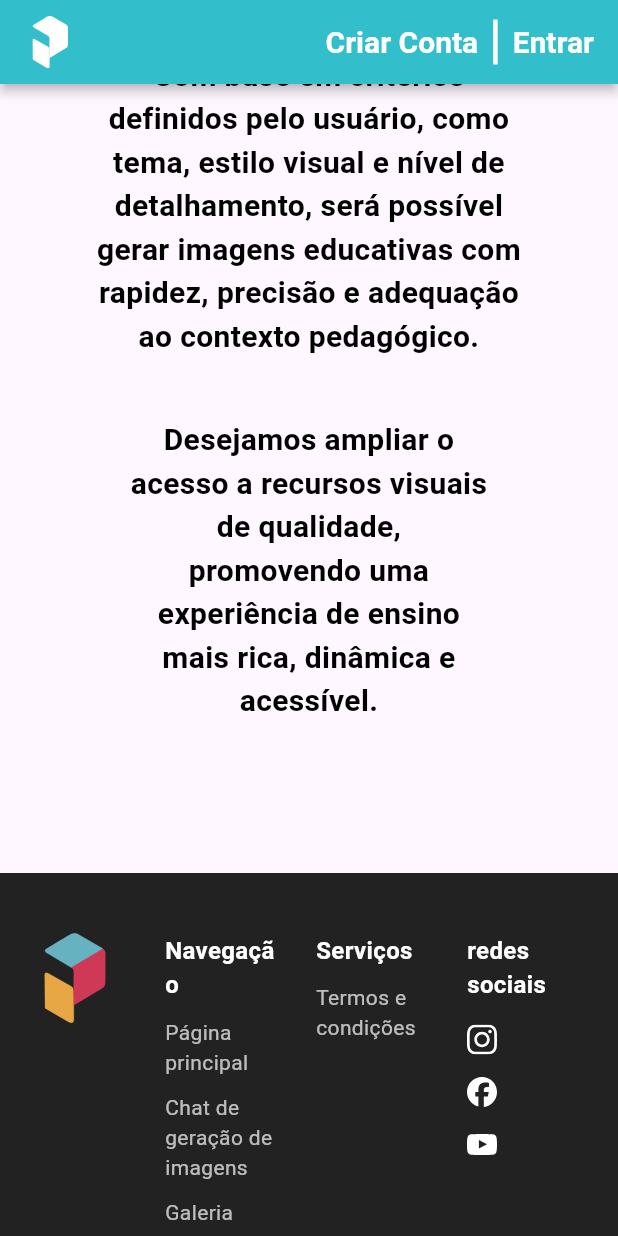
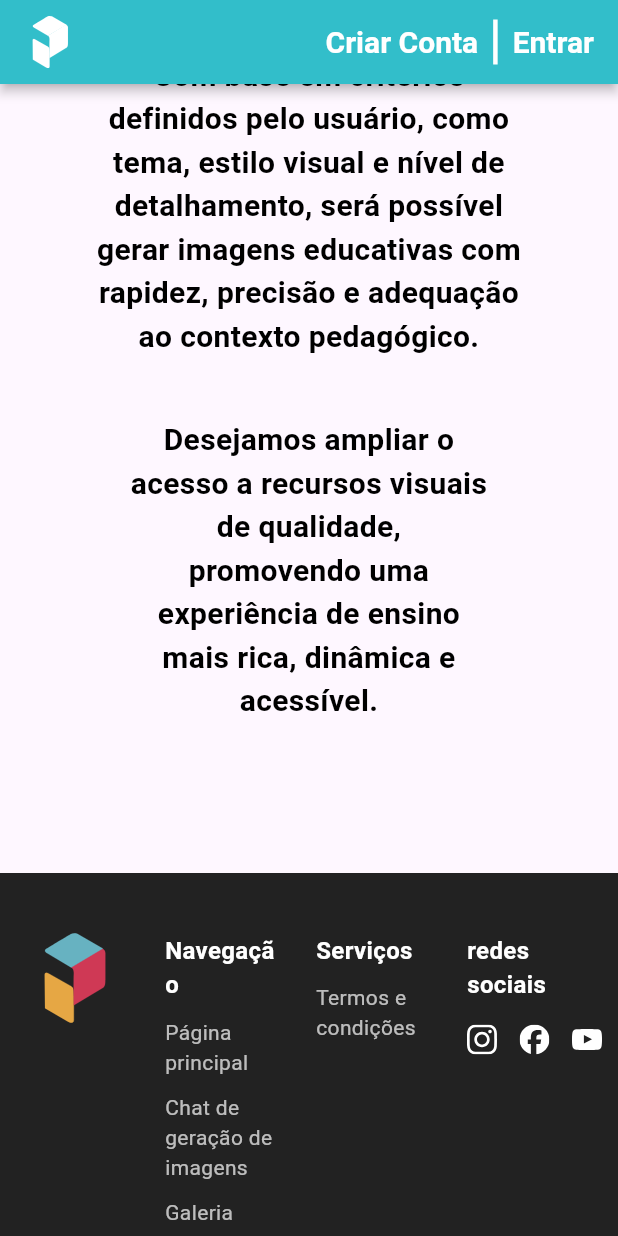
Before and after one commit to Pi-Multiplataforma/Dev-Multiplataforma, a Flutter app: the screen it shows after launch, scrolled down 1152 dp, on a phone screen of 412 x 824 dp. Run offline on Flutter 3.47's test engine with Material 3 defaults, Android fonts, the light colour scheme and no system bars; our stand-ins replace flutter_svg; missing offline and left inert: hovering; Roboto replaces fonts that are missing (Inria Sans).

Commit message:
arrumando redes sociais

```diff
--- a/lib/src/telas/home_page.dart
+++ b/lib/src/telas/home_page.dart
@@ -654,7 +654,7 @@ Widget footer(BuildContext context) {
               ),
             ),
             const SizedBox(height: 15),
-            Column(
+            Row(
               children: [
                 SvgPicture.asset(
                   'assets/instagram_icon.svg',
@@ -662,14 +662,14 @@ Widget footer(BuildContext context) {
                   width: 20,
                   height: 20,
                 ),
-                SizedBox(height: 15),
+                SizedBox(width: 15),
                 SvgPicture.asset(
                   'assets/facebook_icon.svg',
                   colorFilter: ColorFilter.mode(Colors.white, BlendMode.srcIn),
                   width: 20,
                   height: 20,
                 ),
-                SizedBox(height: 15),
+                SizedBox(width: 15),
                 SvgPicture.asset(
                   'assets/youtube_icon.svg',
                   colorFilter: ColorFilter.mode(Colors.white, BlendMode.srcIn),
```
